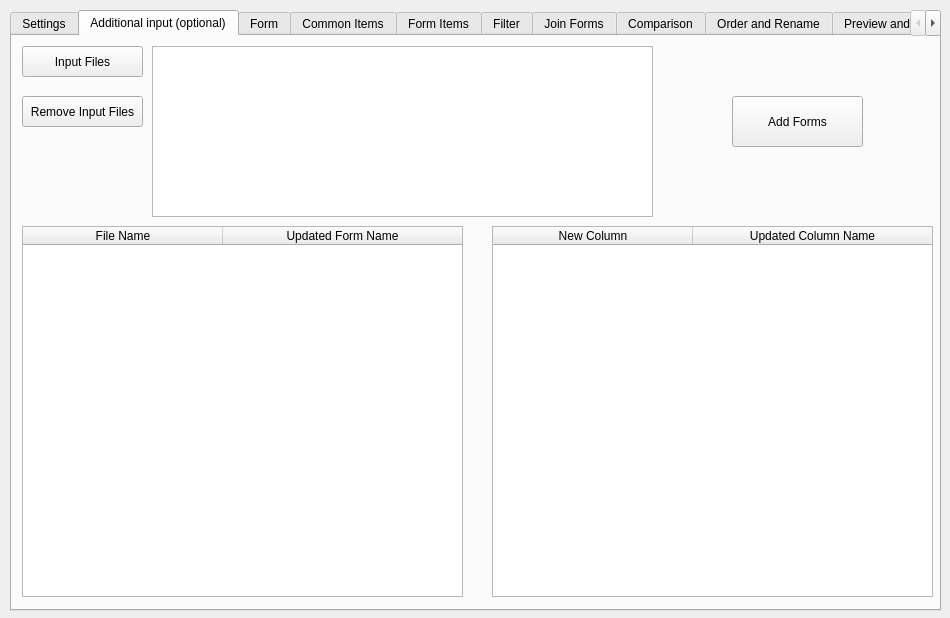
This is src/clinical_reporting/ui/form.ui in HoangMNguyen/CCI_ClinicalReporting as Qt 5 draws it before an edit. The edited form follows.
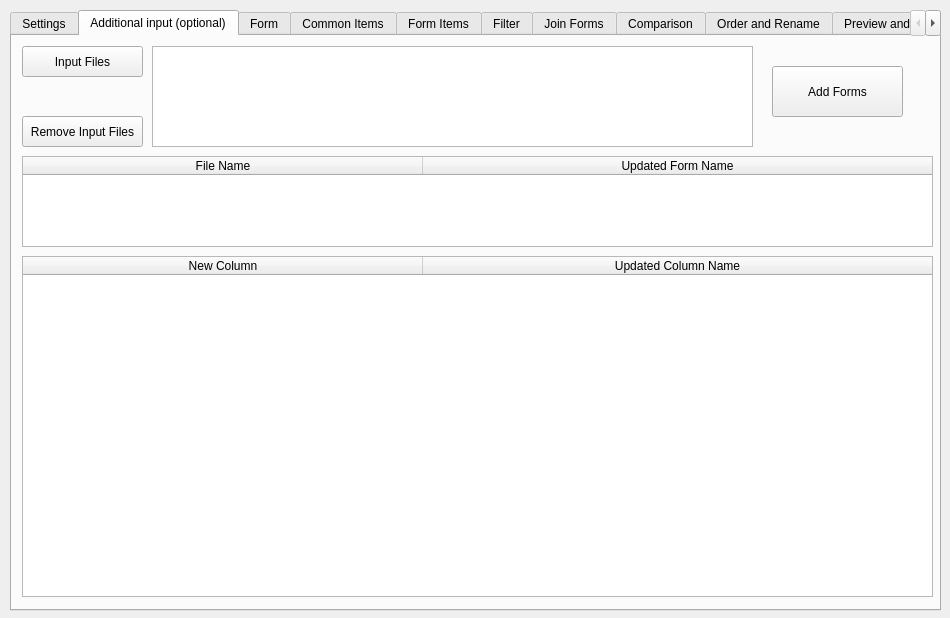
This is the edited form. The open tabs and pages were chosen to show the change. Icons and pictures are not drawn.

The edit to the form file:
```diff
--- a/src/clinical_reporting/ui/form.ui
+++ b/src/clinical_reporting/ui/form.ui
@@ -214,17 +214,17 @@
     <widget class="QTableWidget" name="tableWidget_update_column_name">
      <property name="geometry">
       <rect>
-       <x>480</x>
-       <y>190</y>
-       <width>441</width>
-       <height>371</height>
+       <x>10</x>
+       <y>220</y>
+       <width>911</width>
+       <height>341</height>
       </rect>
      </property>
      <attribute name="horizontalHeaderCascadingSectionResizes">
       <bool>false</bool>
      </attribute>
      <attribute name="horizontalHeaderDefaultSectionSize">
-      <number>200</number>
+      <number>400</number>
      </attribute>
      <attribute name="horizontalHeaderStretchLastSection">
       <bool>true</bool>
@@ -244,16 +244,16 @@
      <property name="geometry">
       <rect>
        <x>10</x>
-       <y>190</y>
-       <width>441</width>
-       <height>371</height>
+       <y>120</y>
+       <width>911</width>
+       <height>91</height>
       </rect>
      </property>
      <attribute name="horizontalHeaderCascadingSectionResizes">
       <bool>false</bool>
      </attribute>
      <attribute name="horizontalHeaderDefaultSectionSize">
-      <number>200</number>
+      <number>400</number>
      </attribute>
      <attribute name="horizontalHeaderStretchLastSection">
       <bool>true</bool>
@@ -274,8 +274,8 @@
       <rect>
        <x>140</x>
        <y>10</y>
-       <width>501</width>
-       <height>171</height>
+       <width>601</width>
+       <height>101</height>
       </rect>
      </property>
     </widget>
@@ -283,7 +283,7 @@
      <property name="geometry">
       <rect>
        <x>10</x>
-       <y>60</y>
+       <y>80</y>
        <width>121</width>
        <height>31</height>
       </rect>
@@ -295,8 +295,8 @@
     <widget class="QPushButton" name="pushButton_additional_file_add_2">
      <property name="geometry">
       <rect>
-       <x>720</x>
-       <y>60</y>
+       <x>760</x>
+       <y>30</y>
        <width>131</width>
        <height>51</height>
       </rect>
```
Left out of the diff: 6 changed lines with no effect on the pictures.
